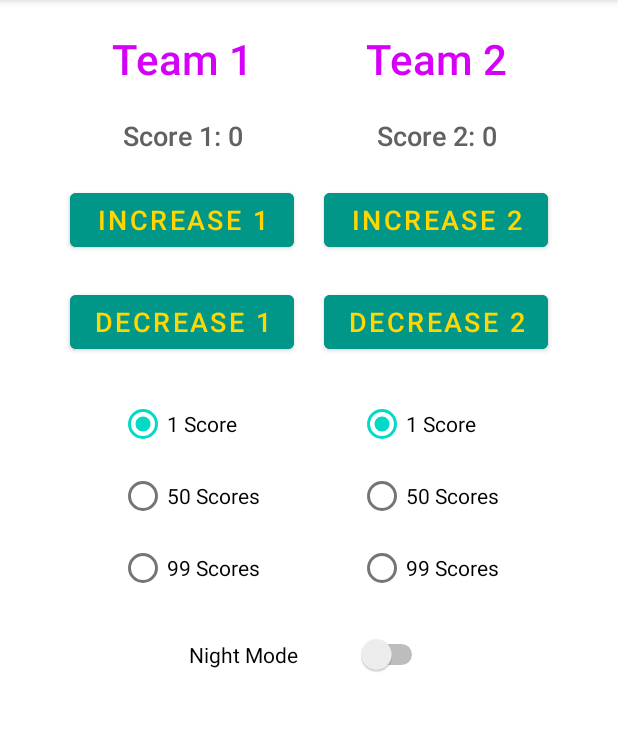
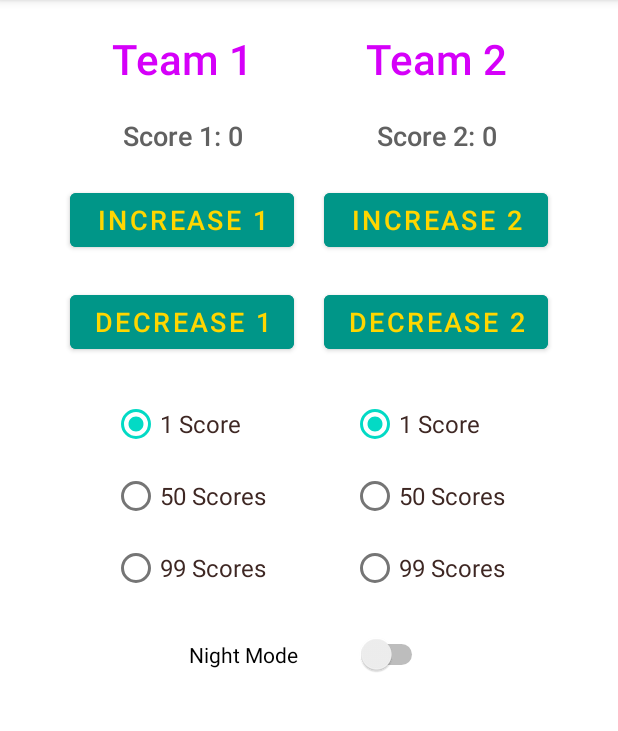
Before and after one commit to kevinle-it/JAV1001-ScoreKeeper, an Android app: the screen it shows after launch (MainActivity), on a phone screen of 412 x 824 dp, the part 84-815 px from its top. Run offline under Robolectric (Android 15) with nearby library versions, the phone set to English and light mode, and no system bars.

Commit message:
add application theme styles for radio buttons

```diff
--- a/app/src/main/res/values-night/themes.xml
+++ b/app/src/main/res/values-night/themes.xml
@@ -14,6 +14,7 @@
         <!-- Customize your theme here. -->
         <item name="toolbarStyle">@style/Theme.ScoreKeeper.Toolbar</item>
         <item name="materialButtonStyle">@style/Theme.ScoreKeeper.Button</item>
+        <item name="radioButtonStyle">@style/Theme.ScoreKeeper.RadioButton</item>
     </style>
 
     <style name="Theme.ScoreKeeper.Toolbar" parent="Widget.MaterialComponents.Toolbar.Primary">
@@ -38,4 +39,9 @@
         <item name="android:textSize">18sp</item>
         <item name="android:textColor">@color/pink_500</item>
     </style>
+
+    <style name="Theme.ScoreKeeper.RadioButton" parent="Widget.MaterialComponents.CompoundButton.RadioButton">
+        <item name="android:buttonTint">@color/pink_200</item>
+        <item name="android:textSize">16sp</item>
+    </style>
 </resources>
--- a/app/src/main/res/values/colors.xml
+++ b/app/src/main/res/values/colors.xml
@@ -22,4 +22,9 @@
     <!-- Button - Night mode -->
     <color name="amber_a400">#FFFFC400</color>
     <color name="pink_500">#FFE91E63</color>
+
+    <!-- RadioButton - Day mode -->
+    <color name="brown_900">#FF3E2723</color>
+    <!-- RadioButton - Night mode -->
+    <color name="pink_200">#FFF48FB1</color>
 </resources>
--- a/app/src/main/res/values/themes.xml
+++ b/app/src/main/res/values/themes.xml
@@ -13,6 +13,7 @@
         <item name="android:statusBarColor" tools:targetApi="l">?attr/colorPrimaryVariant</item>
         <!-- Customize your theme here. -->
         <item name="materialButtonStyle">@style/Theme.ScoreKeeper.Button</item>
+        <item name="radioButtonStyle">@style/Theme.ScoreKeeper.RadioButton</item>
     </style>
 
     <style name="Theme.ScoreKeeper.Title">
@@ -32,4 +33,9 @@
         <item name="android:textSize">18sp</item>
         <item name="android:textColor">@color/yellow_a700</item>
     </style>
+
+    <style name="Theme.ScoreKeeper.RadioButton" parent="Widget.MaterialComponents.CompoundButton.RadioButton">
+        <item name="android:textSize">16sp</item>
+        <item name="android:textColor">@color/brown_900</item>
+    </style>
 </resources>
```
